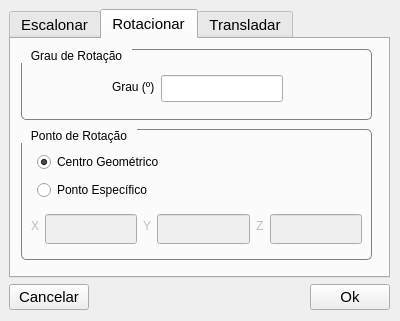
First picture: the form in CG-SGI/src/gui/forms/ui/ObjectTransformationWindow.ui, repository bsvalverde/CG-SGI, before the edit.
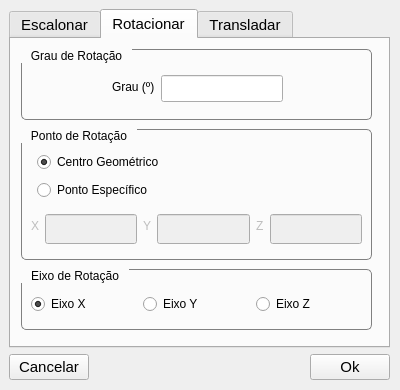
Second picture: the form after the edit. The open tabs and pages were chosen to show the change.

Commit message: Rotação dos objetos corrigida.

What changed in the file:
```diff
--- a/CG-SGI/src/gui/forms/ui/ObjectTransformationWindow.ui
+++ b/CG-SGI/src/gui/forms/ui/ObjectTransformationWindow.ui
@@ -10,7 +10,7 @@
     <x>0</x>
     <y>0</y>
     <width>400</width>
-    <height>321</height>
+    <height>390</height>
    </rect>
   </property>
   <property name="sizePolicy">
@@ -28,7 +28,7 @@
   <property name="maximumSize">
    <size>
     <width>400</width>
-    <height>400</height>
+    <height>390</height>
    </size>
   </property>
   <property name="font">
@@ -49,7 +49,7 @@
      <x>9</x>
      <y>9</y>
      <width>381</width>
-     <height>301</height>
+     <height>371</height>
     </rect>
    </property>
    <layout class="QGridLayout" name="gridLayout">
@@ -537,6 +537,74 @@
          </layout>
         </widget>
        </widget>
+       <widget class="QGroupBox" name="groupRotateDegree_2">
+        <property name="geometry">
+         <rect>
+          <x>10</x>
+          <y>230</y>
+          <width>351</width>
+          <height>61</height>
+         </rect>
+        </property>
+        <property name="styleSheet">
+         <string notr="true">QGroupBox  {
+    border: 1px solid gray;
+    border-radius: 5px;
+    margin-top: 1ex;
+}
+ 
+QGroupBox::title  {
+    subcontrol-origin: margin;
+    subcontrol-position: top left;
+    padding: 0 8px;
+}</string>
+        </property>
+        <property name="title">
+         <string>Eixo de Rotação</string>
+        </property>
+        <widget class="QWidget" name="horizontalLayoutWidget">
+         <property name="geometry">
+          <rect>
+           <x>10</x>
+           <y>20</y>
+           <width>331</width>
+           <height>31</height>
+          </rect>
+         </property>
+         <layout class="QHBoxLayout" name="horizontalLayout_2">
+          <item>
+           <widget class="QRadioButton" name="radBtnRotacaoEixoX">
+            <property name="text">
+             <string>Eixo X</string>
+            </property>
+            <property name="checked">
+             <bool>true</bool>
+            </property>
+           </widget>
+          </item>
+          <item>
+           <widget class="QRadioButton" name="radBtnRotacaoEixoY">
+            <property name="text">
+             <string>Eixo Y</string>
+            </property>
+            <property name="checked">
+             <bool>false</bool>
+            </property>
+           </widget>
+          </item>
+          <item>
+           <widget class="QRadioButton" name="radBtnRotacaoEixoZ">
+            <property name="text">
+             <string>Eixo Z</string>
+            </property>
+            <property name="checked">
+             <bool>false</bool>
+            </property>
+           </widget>
+          </item>
+         </layout>
+        </widget>
+       </widget>
       </widget>
       <widget class="QWidget" name="tabTranslate">
        <attribute name="title">
```
The commit also changes 7 other files.
